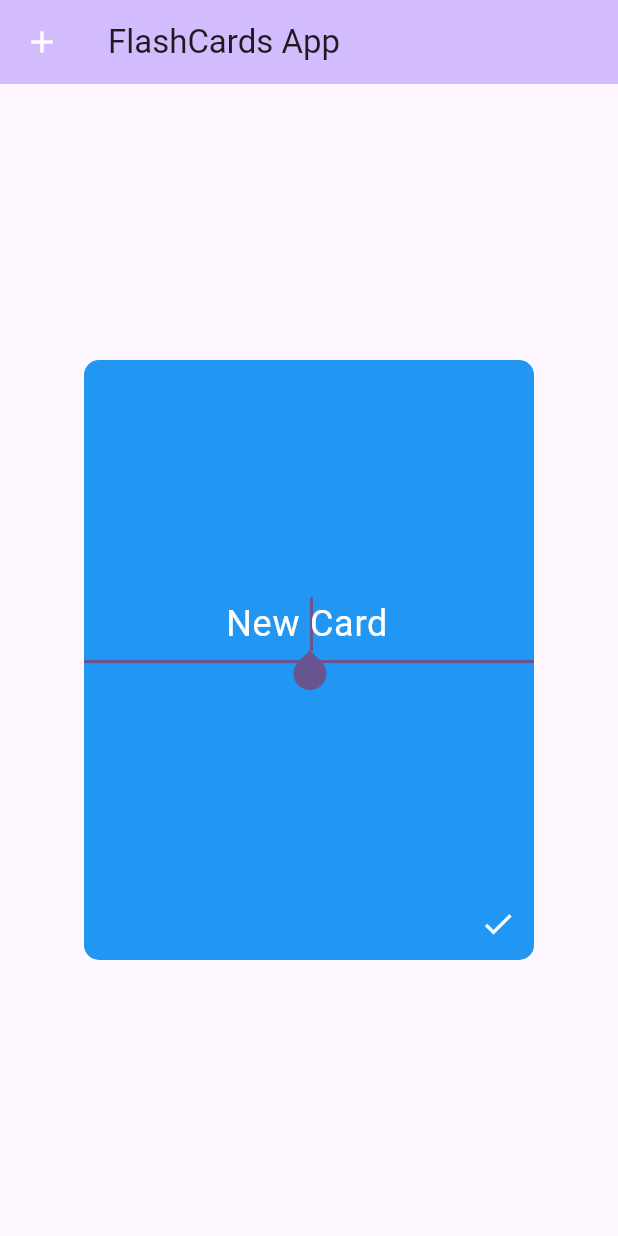
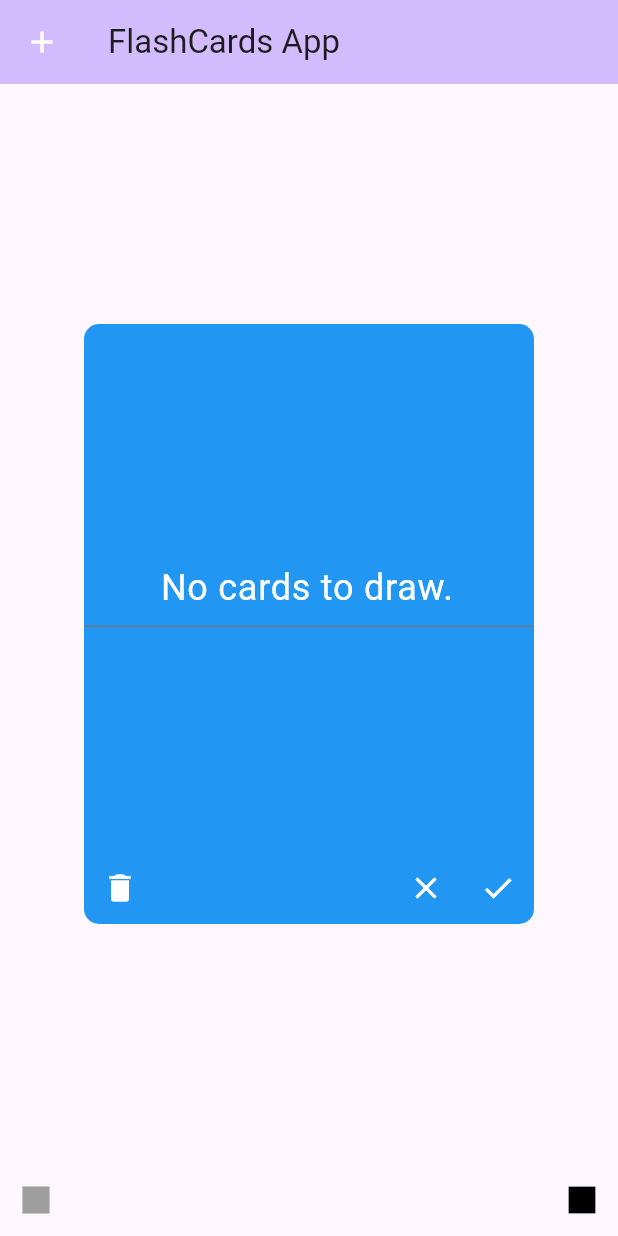
Before and after one commit to Caleb-Parks/CSCN408_Project_4, a Flutter app: the screen it shows after launch, after a tap on the "check" icon, on a phone screen of 412 x 824 dp. Run offline on Flutter 3.47's test engine with Material 3 defaults, Android fonts, the phone set to English and light mode, and no system bars.

Commit message:
Finished core functionality

```diff
--- a/lib/main.dart
+++ b/lib/main.dart
@@ -35,9 +35,10 @@ class _MyHomePageState extends State<MyHomePage> with SingleTickerProviderStateM
   late Animation<double> _animation;
   bool _isFront = true;
 
-  List<FlashCard> cards = [];
+  List<FlashCard> cards_draw = [];
+  List<FlashCard> cards_done = [];
 
-  FlashCard currentCard = FlashCard('New Card', 'No Content', 0);
+  FlashCard currentCard = FlashCard(front:'New Card', back:'No Content', st8:2);
 
   var _textEditingController = TextEditingController();
 
@@ -74,36 +75,99 @@ class _MyHomePageState extends State<MyHomePage> with SingleTickerProviderStateM
   }
 
   FlashCard _getNewUncompletedCard() {
-    // WORKHERE
-    var random = Random();
     FlashCard? c;
-    do {
-      c = cards[random.nextInt(cards.length)];
-    } while (c == null || c.st8 == 1);
+    if(cards_draw.length > 0) {
+      var randomI = Random().nextInt(cards_draw.length);
+      c = cards_draw.removeAt(randomI);
+      /*DEBUG*/print("Removing $c from draw.");
+    } else {
+      c = FlashCard(front:"No cards to draw.", back:"The draw pile is empty.", st8:2);
+    }
+    return c;
+  }
+
+  FlashCard _getNewCompletedCard() {
+    FlashCard? c;
+    if(cards_done.length > 0) {
+      var randomI = Random().nextInt(cards_done.length);
+      c = cards_done.removeAt(randomI);
+      /*DEBUG*/print("Removing $c from done.");
+    } else {
+      c = FlashCard(front:"No cards to draw.", back:"The done pile is empty.", st8:2);
+    }
     return c;
   }
 
   void _addNewCard() {
     setState(() {
-      FlashCard newCard = FlashCard('New Card', 'No Content', 0);
+      FlashCard newCard = FlashCard(front:'New Card', back:'No Content', st8:2);
+      _dismissCurrentCard();
       currentCard = newCard;
     });
   }
 
-  void _editCard(String f, String b, int? state) {
+  void _editCard(String f, String b) {
     setState(() {
       currentCard.front = f;
       currentCard.back = b;
-      if (state != null) { currentCard.st8 = state; }
-      // DEBUG WORKHERE: re-add currentCard to the list?
+      currentCard.st8 = 0;
+    });
+  }
+
+  void _dismissCurrentCard() {
+    setState(() {
+      if (currentCard.st8 == 0) {
+        cards_draw.add(currentCard);
+        /*DEBUG*/print("Adding currentCard to unfinished cards.");
+      } else if (currentCard.st8 == 1) {
+        /*DEBUG*/print("Adding currentCard to finished cards.");
+        cards_done.add(currentCard);
+      } else {
+        /*DEBUG*/print("Currentcard state is not 1 or 0, deleting current card.");
+      }
     });
   }
 
   void _markCardAsDone() {
     setState(() {
-      currentCard.st8 = 1;
+      if (currentCard.st8 != 2) currentCard.st8 = 1;
+      _dismissAndDrawUncompleted();
+      printLists_DEBUG(); // DEBUG
+    });
+  }
+
+  void _markCardAsUnDone() {
+    setState(() {
+      if (currentCard.st8 != 2) currentCard.st8 = 0;
+      _dismissAndDrawUncompleted();
+      printLists_DEBUG(); // DEBUG
+    });
+  }
+
+  void _dismissAndDrawUncompleted() {
+    _dismissCurrentCard();
     currentCard = _getNewUncompletedCard();
+  }
+
+  void _dismissAndDrawCompleted() {
+    _dismissCurrentCard();
+    currentCard = _getNewCompletedCard();
+  }
+
+  void _deleteCard () {
+    setState(() {
+      currentCard = _getNewUncompletedCard();
+      printLists_DEBUG(); // DEBUG
     });
+  }
+
+  void printLists_DEBUG() { // DEBUG
+    print("CurrentCard: $currentCard");
+    print("Draw pile:\n");
+    print(cards_draw);
+
+    print("Done pile:\n");
+    print(cards_done);
   }
 
   @override
@@ -112,7 +176,7 @@ class _MyHomePageState extends State<MyHomePage> with SingleTickerProviderStateM
       appBar: AppBar(
         backgroundColor: Theme.of(context).colorScheme.inversePrimary,
         leading: Container(padding: EdgeInsets.all(5),
-          child: IconButton(
+          child: IconButton( // Add new card
             hoverColor: Colors.amber,
             icon: Icon(
               Icons.add,
@@ -126,6 +190,7 @@ class _MyHomePageState extends State<MyHomePage> with SingleTickerProviderStateM
         title: Text(widget.title),
       ),
       body: Column(mainAxisAlignment: MainAxisAlignment.center, children: [
+        Expanded(child:
           GestureDetector(
             onTap: _flipCard,
             child: Center(
@@ -140,6 +205,34 @@ class _MyHomePageState extends State<MyHomePage> with SingleTickerProviderStateM
               ),
             ),
           ),
+        ),
+
+        Row(mainAxisAlignment: MainAxisAlignment.end, children: [
+          IconButton( // Mark done button
+            hoverColor: Colors.amber,
+            icon: Icon(
+              Icons.square,
+              color: Colors.grey,
+            ),
+            tooltip: "Draw from uncompleted cards.",
+            onPressed: () {
+              _dismissAndDrawUncompleted();
+            }
+          ),
+          Expanded(child: Container()),
+          IconButton( // Mark un-done button
+            hoverColor: Colors.amber,
+            icon: Icon(
+              Icons.square,
+              color: Colors.black,
+            ),
+            tooltip: "Draw from completed cards.",
+            onPressed: () {
+              _dismissAndDrawCompleted();
+            }
+          ),
+        ])
+
       ]),
     );
   }
@@ -179,10 +272,10 @@ class _MyHomePageState extends State<MyHomePage> with SingleTickerProviderStateM
                 onSubmitted: (value) {
                   setState(() {
                     if (isFront) {
-                      _editCard(value, currentCard.back, null);
+                      _editCard(value, currentCard.back);
                       _textEditingController.text = currentCard.front;
                     } else {
-                      _editCard(currentCard.front, value, null);
+                      _editCard(currentCard.front, value);
                       _textEditingController.text = currentCard.back;
                     }
                   });
@@ -190,7 +283,28 @@ class _MyHomePageState extends State<MyHomePage> with SingleTickerProviderStateM
               ),
             )),
             Row(mainAxisAlignment: MainAxisAlignment.end, children: [
-              IconButton(
+              IconButton( // Mark done button
+                hoverColor: Colors.amber,
+                icon: Icon(
+                  Icons.delete,
+                  color: Colors.white,
+                ),
+                onPressed: () {
+                  _deleteCard();
+                }
+              ),
+              Expanded(child: Container()),
+              IconButton( // Mark un-done button
+                hoverColor: Colors.amber,
+                icon: Icon(
+                  Icons.close,
+                  color: Colors.white,
+                ),
+                onPressed: () {
+                  _markCardAsUnDone();
+                }
+              ),
+              IconButton( // Mark done button
                 hoverColor: Colors.amber,
                 icon: Icon(
                   Icons.check,
@@ -211,9 +325,14 @@ class _MyHomePageState extends State<MyHomePage> with SingleTickerProviderStateM
 
 
 class FlashCard {
-  String front = "Blank";
-  String back = "This card has not been set.";
-  int st8 = 0;
+  String front;
+  String back;
+  int st8; // 0 = not done, 1 = done, 2 = not a real card
 
-  FlashCard(this.front, this.back, this.st8);
+  FlashCard({this.front = "Blank", this.back = "This card has not been set.", this.st8 = 0});
+
+  @override
+  String toString() {
+    return "[f=$front, b=$back, st8=${st8.toString()}]";
   }
+}
```
Lines whose indentation alone changed are shown as unchanged.
